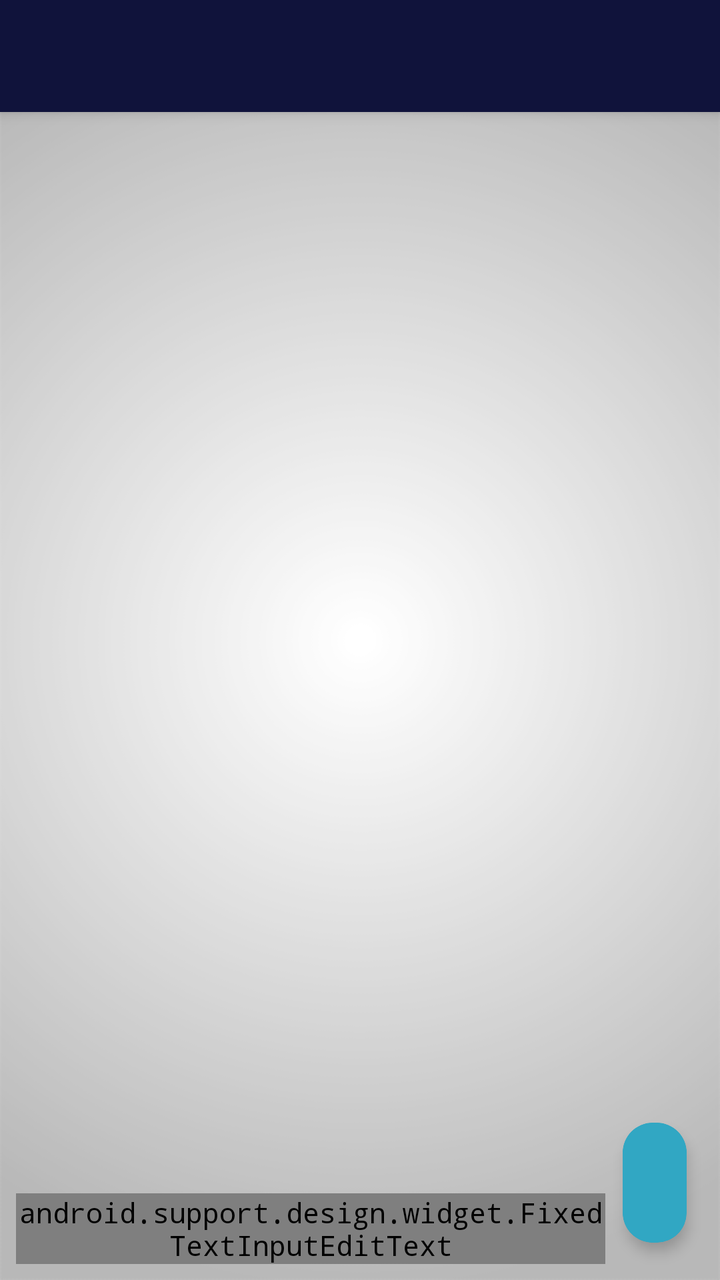
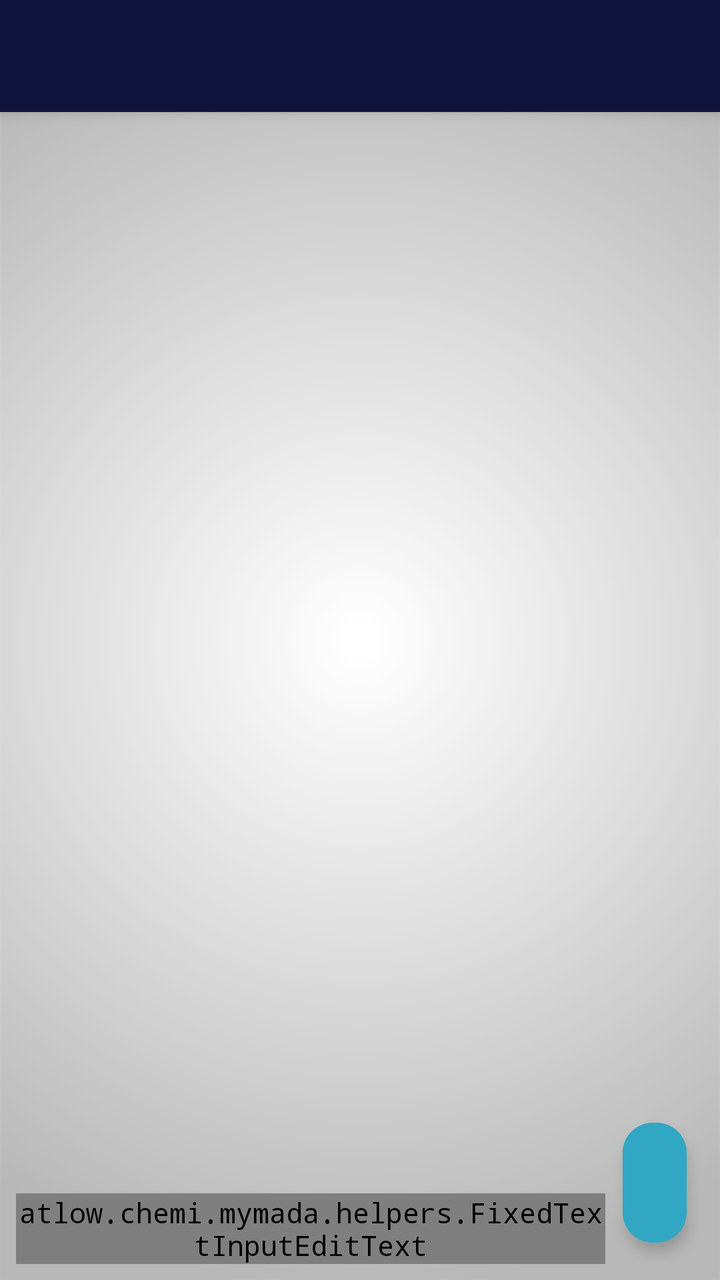

Before-and-after screenshots of an Android layout around one commit, followed by the original layout XML and the change that was made.
<!-- AndroidManifest.xml: activity theme MyMaterialTheme -->
<!-- res/layout/activity_contact_chat.xml -->
<?xml version="1.0" encoding="utf-8"?>
<androidx.coordinatorlayout.widget.CoordinatorLayout
    xmlns:android="http://schemas.android.com/apk/res/android"
    xmlns:app="http://schemas.android.com/apk/res-auto"
    xmlns:tools="http://schemas.android.com/tools"
    android:layout_width="match_parent"
    android:layout_height="match_parent"
    android:fitsSystemWindows="true"
    android:id="@+id/contactP"
    tools:context=".contactChatActivity">
    <com.google.android.material.appbar.AppBarLayout
        android:layout_width="match_parent"
        android:layout_height="wrap_content"
        android:theme="@style/AppTheme.AppBarOverlay">
        <androidx.appcompat.widget.Toolbar
            android:id="@+id/toolbar"
            android:layout_width="match_parent"
            android:layout_height="?attr/actionBarSize"
            android:background="?attr/colorPrimary"
            app:layout_scrollFlags="scroll|exitUntilCollapsed"
            app:popupTheme="@style/AppTheme.PopupOverlay" />
    </com.google.android.material.appbar.AppBarLayout>
    <androidx.constraintlayout.widget.ConstraintLayout
        android:layout_width="match_parent"
        android:layout_height="match_parent"
        app:layout_behavior="com.google.android.material.appbar.AppBarLayout$ScrollingViewBehavior">

        <androidx.recyclerview.widget.RecyclerView
            android:id="@+id/chatMsg"
            android:layout_width="match_parent"
            android:layout_height="0dp"
            android:layout_marginStart="8dp"
            android:layout_marginTop="8dp"
            android:layout_marginEnd="8dp"
            app:layout_constraintBottom_toTopOf="@id/msgSeen"
            app:layout_constraintEnd_toEndOf="parent"
            app:layout_constraintStart_toStartOf="parent"
            app:layout_constraintTop_toTopOf="parent" />

        <TextView
            android:id="@+id/msgSeen"
            android:layout_width="match_parent"
            android:layout_height="wrap_content"
            android:layout_marginStart="8dp"
            android:layout_marginEnd="8dp"
            android:textSize="16sp"
            android:textColor="@color/DarkGrey"
            app:layout_constraintBottom_toTopOf="@id/chat_card_send"
            app:layout_constraintEnd_toEndOf="parent"
            app:layout_constraintStart_toStartOf="parent"
            app:layout_constraintTop_toBottomOf="@id/chatMsg" />
        <com.google.android.material.textfield.TextInputLayout
            android:id="@+id/chatTil"
            android:layout_width="0dp"
            android:layout_height="wrap_content"
            android:layout_marginStart="8dp"
            android:layout_marginBottom="8dp"
            app:layout_constraintBottom_toBottomOf="parent"
            app:layout_constraintEnd_toStartOf="@+id/chat_card_send"
            app:layout_constraintStart_toStartOf="parent">
            <android.support.design.widget.FixedTextInputEditText
                android:id="@+id/chatT"
                android:layout_width="match_parent"
                android:layout_height="wrap_content"
                android:gravity="start"
                android:hint="@string/mailBT"
                android:inputType="textMultiLine"
                android:lines="3"
                android:nextFocusDown="@+id/emailN"
                android:nextFocusForward="@+id/emailN"
                android:singleLine="true" />
        </com.google.android.material.textfield.TextInputLayout>
        <androidx.cardview.widget.CardView
            android:id="@+id/chat_card_send"
            android:layout_width="wrap_content"
            android:layout_height="wrap_content"
            android:layout_gravity="center"
            android:layout_marginTop="8dp"
            android:layout_marginEnd="8dp"
            android:layout_marginBottom="8dp"
            app:cardBackgroundColor="@color/ColorNice"
            app:cardCornerRadius="15dp"
            app:cardElevation="4dp"
            app:cardUseCompatPadding="true"
            app:layout_constraintBottom_toBottomOf="parent"
            app:layout_constraintEnd_toEndOf="parent"
            app:layout_constraintTop_toBottomOf="@id/msgSeen">
            <Button
                android:id="@+id/sendChat"
                android:layout_width="match_parent"
                android:layout_height="60dp"
                android:background="@drawable/btns_new"
                android:gravity="center|center_horizontal|center_vertical"
                android:paddingStart="@dimen/activity_horizontal_margin"
                android:paddingEnd="@dimen/activity_horizontal_margin"
                android:textColor="#FFF"
                android:textSize="20sp" />
        </androidx.cardview.widget.CardView>
    </androidx.constraintlayout.widget.ConstraintLayout>
</androidx.coordinatorlayout.widget.CoordinatorLayout>
<!-- resources referenced by this layout -->
<resources>
  <color name="ColorNice">#31a7c3</color>
  <color name="DarkGrey">#a5314451</color>
  <dimen name="activity_horizontal_margin">16dp</dimen>
  <!-- drawable btns_new (drawable) -->
  <?xml version="1.0" encoding="utf-8"?>
  <shape xmlns:android="http://schemas.android.com/apk/res/android"
      android:shape="rectangle">
      <corners android:radius="15dp" />
      <solid android:color="@color/ColorNice" />
      <padding
          android:right="0dp"
          android:left="0dp"
          android:bottom="0dp"
          android:top="0dp" />
      <stroke
          android:width="0dp"
          android:color="#1e869f" />
  </shape>
  <string name="mailBT">כתוב הודעתך פה</string>
  <style name="AppTheme.AppBarOverlay" parent="ThemeOverlay.AppCompat.Dark.ActionBar" />
  <style name="AppTheme.PopupOverlay" parent="ThemeOverlay.AppCompat.Light" />
  <style name="MyMaterialTheme" parent="MyMaterialTheme.Base">
  
          <item name="android:dialogTheme">@style/Theme.Preferences.Dialog</item>
          <item name="android:alertDialogTheme">@style/Theme.Preferences.Dialog</item>
          <item name="android:alertDialogStyle">@style/Theme.Preferences.Dialog</item>
      </style>
  <style name="MyMaterialTheme.Base" parent="AppTheme">
          <item name="windowNoTitle">true</item>
          <item name="windowActionBar">false</item>
          <item name="colorPrimary">@color/ColorPrimary</item>
          <item name="colorPrimaryDark">@color/ColorPrimary</item>
          <item name="colorAccent">@color/ColorPrimary</item>
      </style>
  <style name="Theme.Preferences.Dialog" parent="@style/Base.V7.Theme.AppCompat.Light.Dialog">
          <item name="android:windowFrame">@null</item>
          <item name="android:windowBackground">@android:color/transparent</item>
          <item name="android:windowIsFloating">true</item>
          <item name="android:windowContentOverlay">@null</item>
          <item name="android:windowTitleStyle">@null</item>
          <item name="android:windowAnimationStyle">@android:style/Animation.Dialog</item>
          <item name="android:backgroundDimEnabled">false</item>
          <item name="android:background">@android:color/transparent</item>
      </style>
  <style name="AppTheme" parent="Theme.AppCompat.Light">
          
          <item name="android:textColor">@color/Black</item>
          <item name="colorPrimary">@color/ColorPrimary</item>
          <item name="colorPrimaryDark">@color/ColorPrimaryDark</item>
          <item name="android:textColorHintInverse">@color/ColorBlue</item>
          <item name="actionBarTheme">@style/ThemeOverlay.AppCompat.Dark.ActionBar</item>
          <item name="buttonStyle">@style/FButton</item>
          <item name="android:buttonStyle">@style/FButton</item>
          <item name="colorAccent">@color/materialGrey300</item>
          
          <item name="android:actionMenuTextColor">@color/Black</item>
          <item name="android:itemBackground">@color/materialGrey300</item>
          <item name="android:textColorSecondary">@color/ColorRedDark</item>
          <item name="android:windowBackground">@drawable/ic_bgg</item>
          <item name="android:typeface">monospace</item>
  
          <item name="android:textColorHint">@color/ColorAqua</item>
          <item name="colorControlNormal">@color/ColorBlue</item>
          <item name="colorControlActivated">@color/ColorAqua</item>
          
          <item name="colorControlHighlight">@android:color/transparent</item>
      </style>
  <color name="ColorPrimary">#10133b</color>
  <color name="Black">#000000</color>
  <color name="ColorPrimaryDark">#1a1d4b</color>
  <color name="ColorBlue">#98194853</color>
  <style name="FButton" parent="Theme.AppCompat.Light">
          <item name="colorControlHighlight">@color/ColorBlue</item>
          <item name="android:textColor">@color/ColorAqua</item>
          <item name="android:textSize">20sp</item>
      </style>
  <color name="materialGrey300">#ffe0e0e0</color>
  <color name="ColorRedDark">#6b0000</color>
  <color name="ColorAqua">#32a7c3</color>
  <!-- unchanged entries left out for length: 1 -->
</resources>

<!-- the commit's change to res/layout/activity_contact_chat.xml (unified diff, before → after) -->
@@ -58,7 +58,7 @@
             app:layout_constraintBottom_toBottomOf="parent"
             app:layout_constraintEnd_toStartOf="@+id/chat_card_send"
             app:layout_constraintStart_toStartOf="parent">
-            <android.support.design.widget.FixedTextInputEditText
+            <atlow.chemi.mymada.helpers.FixedTextInputEditText
                 android:id="@+id/chatT"
                 android:layout_width="match_parent"
                 android:layout_height="wrap_content"
